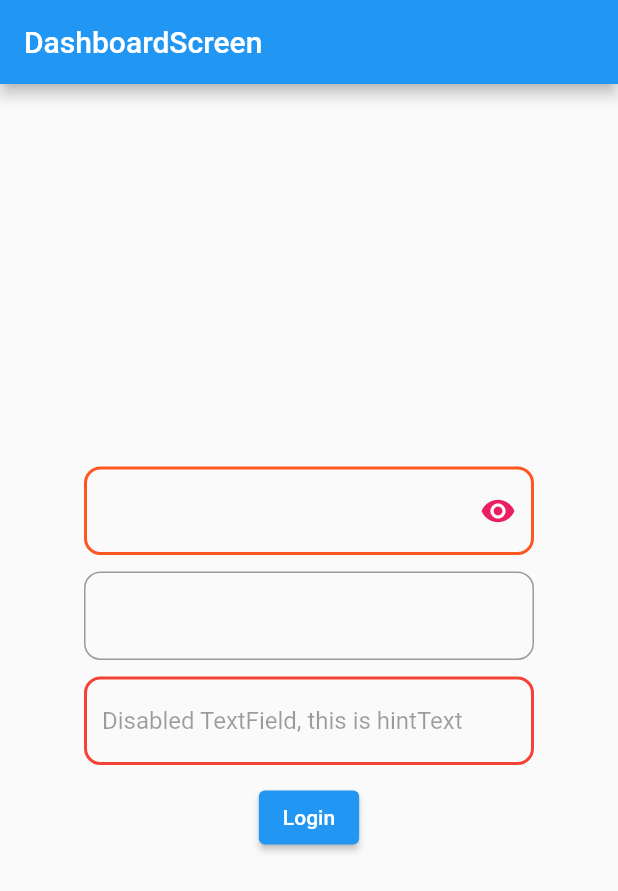
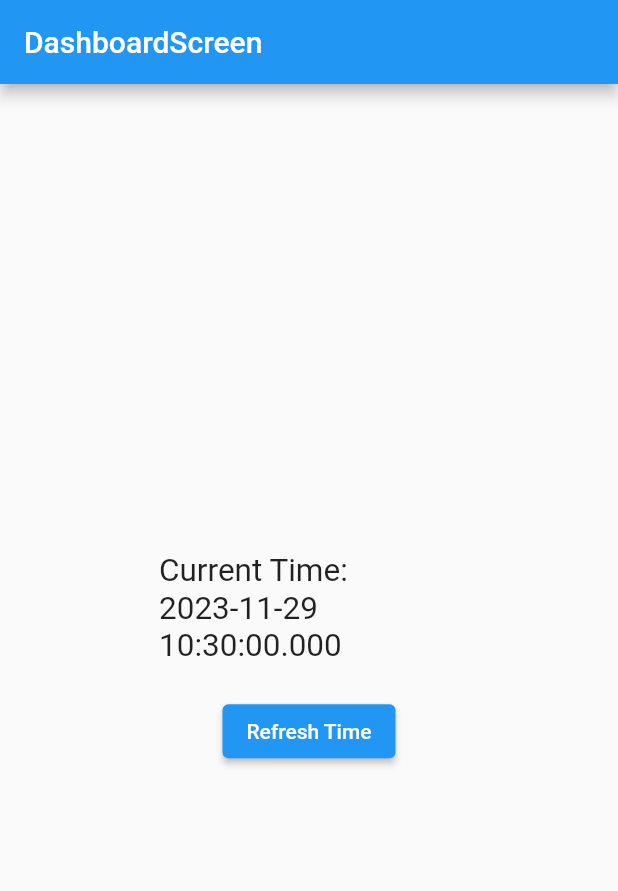
Before and after one commit to maharshi-sinha/Learn_Flutter, a Flutter app: the screen it shows after launch, on a phone screen of 412 x 824 dp. Shown: the top 891 px of the screen. Run offline on Flutter 3.47's test engine with Material 2 defaults, Android fonts, the phone set to English and light mode, and no system bars.

Commit message:
Current Date & Time

```diff
--- a/lib/main.dart
+++ b/lib/main.dart
@@ -1,4 +1,5 @@
 import 'package:flutter/material.dart';
+import 'package:project1/ui_helper/util.dart';
 
 void main() {
   runApp(FlutterApp());
@@ -17,9 +18,13 @@ class FlutterApp extends StatelessWidget {
   }
 }
 
-class DashboardScreen extends StatelessWidget {
-  var emailController = TextEditingController();
-  var passController = TextEditingController();
+class DashboardScreen extends StatefulWidget {
+  @override
+  State<DashboardScreen> createState() => _DashboardScreenState();
+}
+
+class _DashboardScreenState extends State<DashboardScreen> {
+  var time = DateTime.now();
 
   @override
   Widget build(BuildContext context) {
@@ -29,72 +34,29 @@ class DashboardScreen extends StatelessWidget {
         ),
         body: Center(
           child: Container(
-                width: 300,
+            height: 200,
+            width: 200,
             child: Column(
               mainAxisAlignment: MainAxisAlignment.center,
               children: [
-                    TextField(
-                      controller: emailController,
-                      decoration: InputDecoration(
-                          focusedBorder: OutlineInputBorder(
-                            borderRadius: BorderRadius.circular(11),
-                            borderSide:
-                                BorderSide(color: Colors.blue, width: 2),
+                Text(
+                  'Current Time: $time',
+                  style: mTextstyle21(),
                 ),
-                          enabledBorder: OutlineInputBorder(
-                            borderRadius: BorderRadius.circular(11),
-                            borderSide:
-                                BorderSide(color: Colors.deepOrange, width: 2),
+                SizedBox(
+                  height: 20,
                 ),
-                          suffixIcon: IconButton(
-                            icon:
-                                Icon(Icons.remove_red_eye, color: Colors.pink),
+                ElevatedButton(
                   onPressed: () {
-                              print("eye button Pressed");
+                    setState(() {
+                      time = DateTime.now();
+                    });
                   },
-                          )),
+                  child: Text('Refresh Time'),
                 ),
-                    Container(height: 11),
-                    TextField(
-                      controller: passController,
-                      obscureText: true,
-                      decoration: InputDecoration(
-                        focusedBorder: OutlineInputBorder(
-                          borderRadius: BorderRadius.circular(11),
-                          borderSide: BorderSide(color: Colors.red, width: 2),
-                        ),
-                        suffixText: 'This is suffixText',
-                        border: OutlineInputBorder(
-                          borderRadius: BorderRadius.circular(11),
+              ],
             ),
           ),
-                    ),
-                    Container(height: 11),
-                    TextField(
-                      enabled: false,
-                      decoration: InputDecoration(
-                        focusedBorder: OutlineInputBorder(
-                          borderRadius: BorderRadius.circular(11),
-                          borderSide: BorderSide(color: Colors.red, width: 2),
-                        ),
-                        disabledBorder: OutlineInputBorder(
-                          borderRadius: BorderRadius.circular(11),
-                          borderSide: BorderSide(color: Colors.red, width: 2),
-                        ),
-                        hintText: 'Disabled TextField, this is hintText',
-                      ),
-                    ),
-                    Container(height: 11),
-                    ElevatedButton(
-                      onPressed: () {
-                        String uEmail = emailController.text.toString();
-                        String uPass = passController.text;
-
-                        print("Email: $uEmail, Password: $uPass");
-                      },
-                      child: Text('Login'),
-                    )
-                  ],
-                ))));
+        ));
   }
 }
```
Lines whose indentation alone changed are shown as unchanged.
